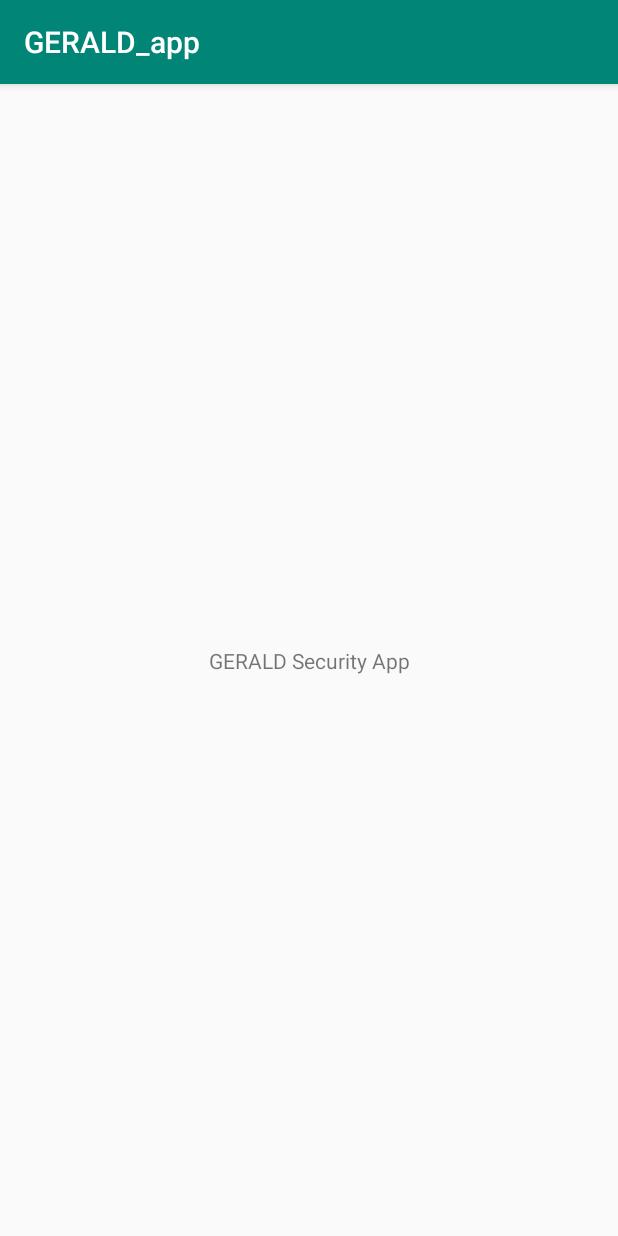
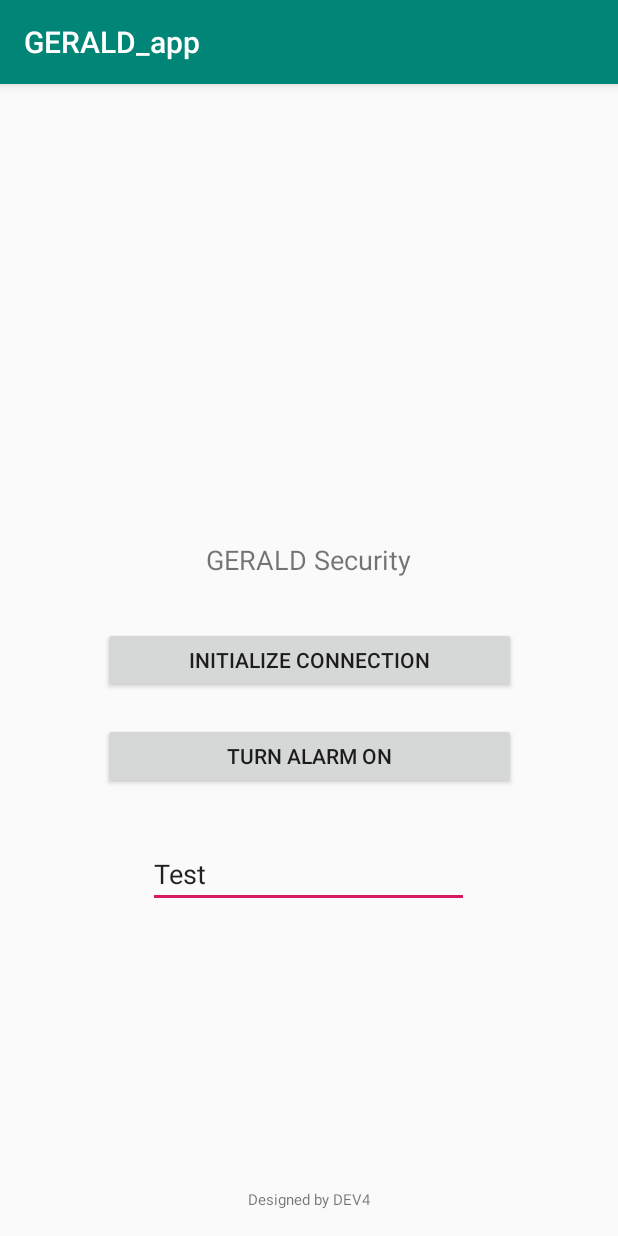
Before and after one commit to DEV-4-121/GERALD, an Android app: the screen it shows after launch (MainActivity), on a phone screen of 412 x 824 dp. Run offline under Robolectric (Android 15) with nearby library versions, the phone set to English and light mode, and no system bars; our stand-ins replace Volley.

Commit message:
Added initial GUI elements to app

```diff
--- a/GERALD_app/app/src/main/res/layout/activity_main.xml
+++ b/GERALD_app/app/src/main/res/layout/activity_main.xml
@@ -7,12 +7,94 @@
     tools:context=".MainActivity">
 
     <TextView
+        android:id="@+id/textView2"
         android:layout_width="wrap_content"
         android:layout_height="wrap_content"
-        android:text="GERALD Security App"
+        android:text="GERALD Security"
+        android:textSize="18sp"
+        app:layout_constraintBottom_toBottomOf="parent"
+        app:layout_constraintHorizontal_bias="0.498"
+        app:layout_constraintLeft_toLeftOf="parent"
+        app:layout_constraintRight_toRightOf="parent"
+        app:layout_constraintTop_toTopOf="parent"
+        app:layout_constraintVertical_bias="0.41" />
+
+    <TextView
+        android:id="@+id/textView3"
+        android:layout_width="wrap_content"
+        android:layout_height="wrap_content"
+        android:text="Designed by DEV4"
+        android:textSize="10sp"
         app:layout_constraintBottom_toBottomOf="parent"
         app:layout_constraintLeft_toLeftOf="parent"
         app:layout_constraintRight_toRightOf="parent"
+        app:layout_constraintTop_toTopOf="parent"
+        app:layout_constraintVertical_bias="0.977" />
+
+    <Button
+        android:id="@+id/testButton"
+        android:layout_width="275dp"
+        android:layout_height="44dp"
+        android:layout_marginStart="8dp"
+        android:layout_marginLeft="8dp"
+        android:layout_marginTop="8dp"
+        android:layout_marginEnd="8dp"
+        android:layout_marginRight="8dp"
+        android:layout_marginBottom="8dp"
+        android:text="Initialize Connection"
+        app:layout_constraintBottom_toBottomOf="parent"
+        app:layout_constraintEnd_toEndOf="parent"
+        app:layout_constraintStart_toStartOf="parent"
         app:layout_constraintTop_toTopOf="parent" />
 
+    <Button
+        android:id="@+id/testButton2"
+        android:layout_width="275dp"
+        android:layout_height="44dp"
+        android:layout_marginStart="8dp"
+        android:layout_marginLeft="8dp"
+        android:layout_marginTop="8dp"
+        android:layout_marginEnd="8dp"
+        android:layout_marginRight="8dp"
+        android:layout_marginBottom="8dp"
+        android:text="Turn Alarm On"
+        app:layout_constraintBottom_toBottomOf="parent"
+        app:layout_constraintEnd_toEndOf="parent"
+        app:layout_constraintStart_toStartOf="parent"
+        app:layout_constraintTop_toTopOf="@+id/imageView"
+        app:layout_constraintVertical_bias="0.59" />
+
+    <ImageView
+        android:id="@+id/imageView"
+        android:layout_width="418dp"
+        android:layout_height="264dp"
+        android:layout_marginBottom="8dp"
+        app:layout_constraintBottom_toBottomOf="parent"
+        app:layout_constraintEnd_toEndOf="parent"
+        app:layout_constraintHorizontal_bias="0.491"
+        app:layout_constraintStart_toStartOf="parent"
+        app:layout_constraintTop_toTopOf="parent"
+        app:layout_constraintVertical_bias="0.0"
+        tools:srcCompat="@tools:sample/backgrounds/scenic[18]" />
+
+    <EditText
+        android:id="@+id/editText"
+        android:layout_width="214dp"
+        android:layout_height="wrap_content"
+        android:layout_marginStart="8dp"
+        android:layout_marginLeft="8dp"
+        android:layout_marginTop="8dp"
+        android:layout_marginEnd="8dp"
+        android:layout_marginRight="8dp"
+        android:layout_marginBottom="8dp"
+        android:ems="10"
+        android:inputType="textPersonName"
+        android:text="Test"
+        app:layout_constraintBottom_toBottomOf="parent"
+        app:layout_constraintEnd_toEndOf="parent"
+        app:layout_constraintHorizontal_bias="0.497"
+        app:layout_constraintStart_toStartOf="parent"
+        app:layout_constraintTop_toTopOf="parent"
+        app:layout_constraintVertical_bias="0.702" />
+
 </androidx.constraintlayout.widget.ConstraintLayout>
```
